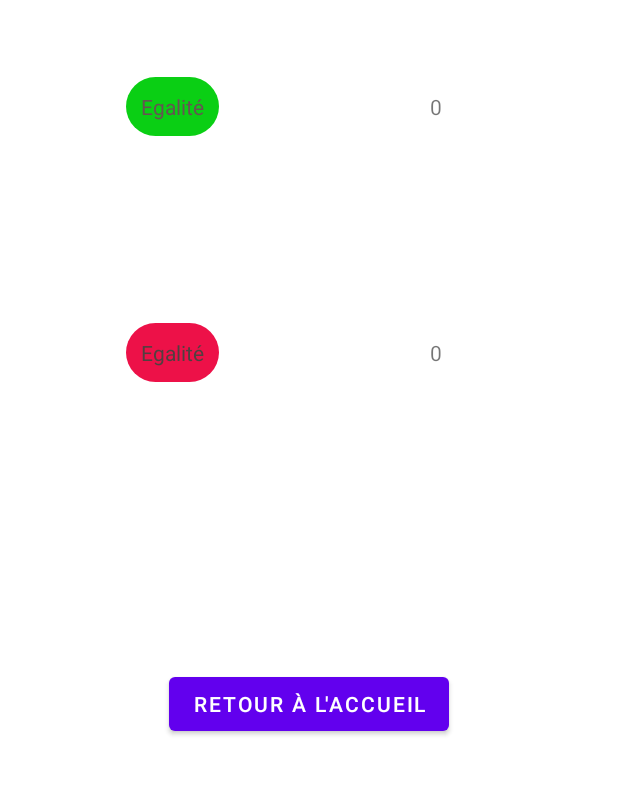
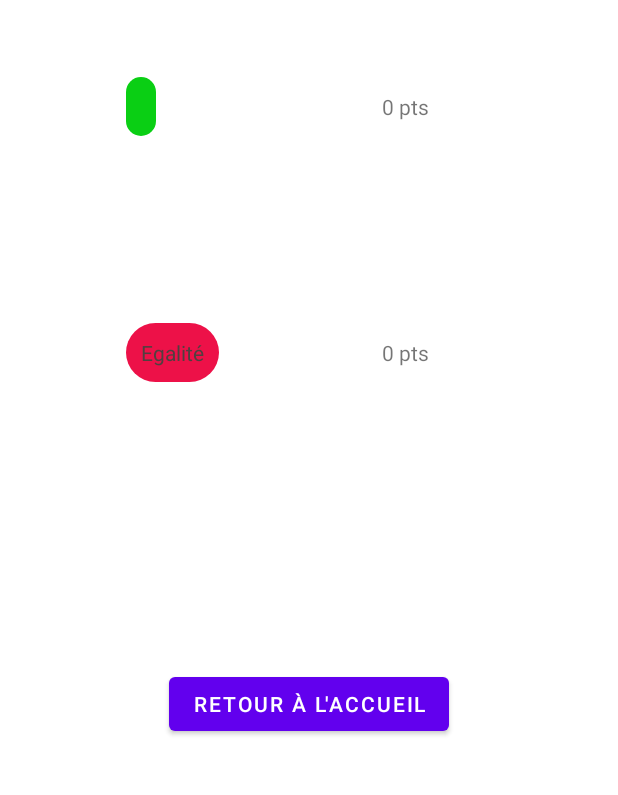
Before and after one commit to Gwenael95/IoT_app_UI, an Android app: the ResultActivity screen opened directly, with no data from a screen before it, on a phone screen of 412 x 824 dp, the part 211-1006 px from its top. Run offline under Robolectric (Android 15) with nearby library versions, the phone set to English and light mode, and no system bars; our stand-ins replace Firebase (no records; nobody signed in at launch, a user with empty details on screens opened directly); Roboto replaces fonts that are not available here.

Commit message:
merge ui riles

```diff
--- a/app/src/main/java/com/geta/buttonwar/ResultActivity.java
+++ b/app/src/main/java/com/geta/buttonwar/ResultActivity.java
@@ -67,16 +67,13 @@ public class ResultActivity extends AppCompatActivity {
                 startActivity(intent);
             }
         });
-        ptJ1.setText(Integer.toString(PtJoueur1));
-        ptJ2.setText(Integer.toString(PtJoueur2));
+        ptJ1.setText(Integer.toString(PtJoueur1) + " pts");
+        ptJ2.setText(Integer.toString(PtJoueur2) + " pts");
         if (PtJoueur1< PtJoueur2){
             result1.setText("Joueur 2 a gagné");
-            result2.setText("Joueur 1 a perdu");
         }else if(PtJoueur1> PtJoueur2){
             result1.setText("Joueur 1 a gagné");
-            result2.setText("Joueur 2 a perdu");
         }else{
-            result1.setText("Egalité");
             result2.setText("Egalité");
         }
 
```
